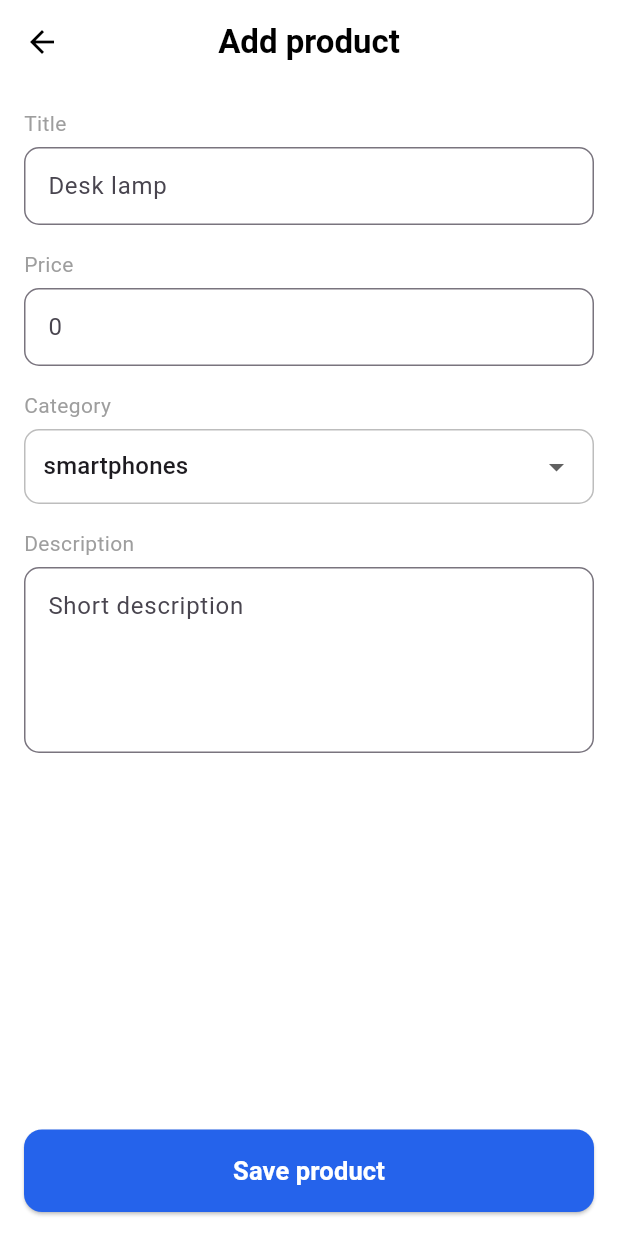
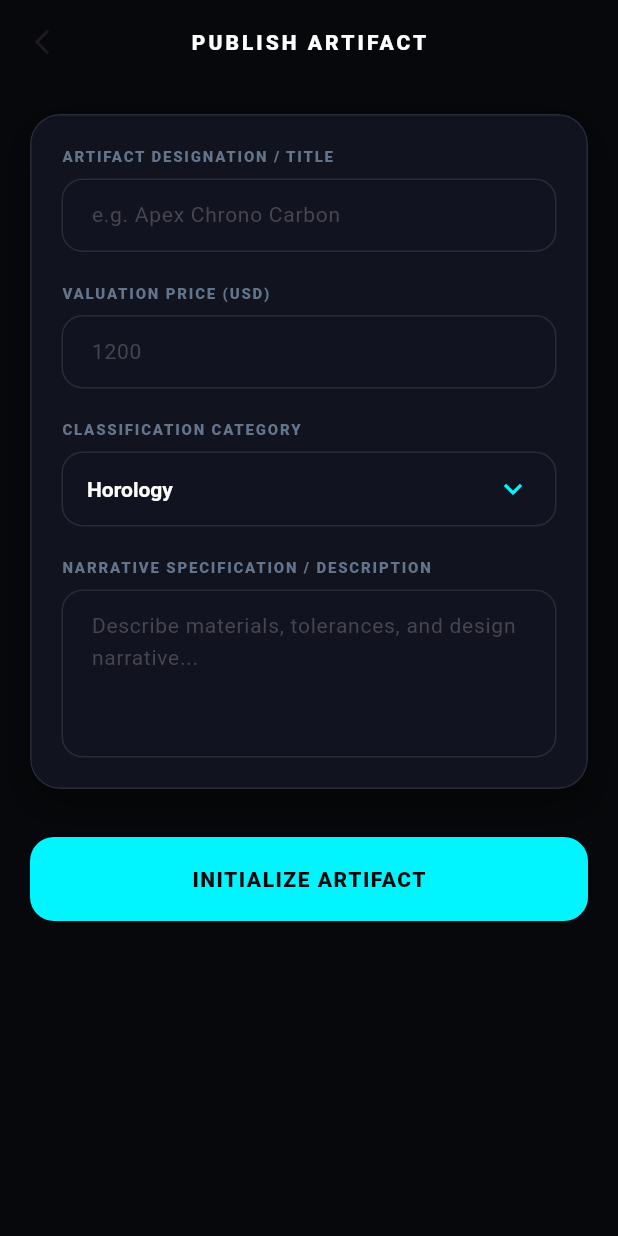
Before and after one commit to Merdikai/Mini-Market, a Flutter app: the AddProductScreen screen opened directly, on a phone screen of 412 x 824 dp. Run offline on Flutter 3.47's test engine with Material 3 defaults, Android fonts, the phone set to English and light mode, and no system bars.

Commit message:
feat(screens): modernize AddProductScreen with obsidian glass inputs and category selector

```diff
--- a/lib/screens/add_product_screen.dart
+++ b/lib/screens/add_product_screen.dart
@@ -2,6 +2,8 @@ import 'package:flutter/material.dart';
 import 'package:provider/provider.dart';
 import '../models/product.dart';
 import '../providers/store_provider.dart';
+import '../theme/app_colors.dart';
+import '../widgets/glass_container.dart';
 
 class AddProductScreen extends StatefulWidget {
   final Product? existingProduct;
@@ -15,15 +17,14 @@ class _AddProductScreenState extends State<AddProductScreen> {
   final _titleCtrl = TextEditingController();
   final _priceCtrl = TextEditingController();
   final _descCtrl = TextEditingController();
-  String _category = 'smartphones';
+  String _category = 'Horology';
 
   final categories = [
-    'smartphones',
-    'audio',
-    'clothing',
-    'computers',
-    'photography',
-    'accessories',
+    'Horology',
+    'Cyber Apparel',
+    'Audio',
+    'Futuristic EDC',
+    'Hardware',
   ];
 
   @override
@@ -31,10 +32,18 @@ class _AddProductScreenState extends State<AddProductScreen> {
     super.initState();
     if (widget.existingProduct != null) {
       _titleCtrl.text = widget.existingProduct!.title;
-      _priceCtrl.text = widget.existingProduct!.price.toString();
+      _priceCtrl.text = widget.existingProduct!.price.toStringAsFixed(0);
       _descCtrl.text = widget.existingProduct!.description;
       _category = widget.existingProduct!.category;
     }
+  }
+
+  @override
+  void dispose() {
+    _titleCtrl.dispose();
+    _priceCtrl.dispose();
+    _descCtrl.dispose();
+    super.dispose();
   }
 
   @override
@@ -42,69 +51,87 @@ class _AddProductScreenState extends State<AddProductScreen> {
     final isEdit = widget.existingProduct != null;
 
     return Scaffold(
-      backgroundColor: Colors.white,
+      backgroundColor: AppColors.obsidian,
       appBar: AppBar(
-        backgroundColor: Colors.white,
+        backgroundColor: Colors.transparent,
         elevation: 0,
         leading: IconButton(
-          icon: const Icon(Icons.arrow_back, color: Colors.black),
+          icon: const Icon(Icons.arrow_back_ios_new, size: 20),
           onPressed: () => Navigator.pop(context),
         ),
         centerTitle: true,
         title: Text(
-          isEdit ? 'Edit product' : 'Add product',
+          isEdit ? 'REFINE ARTIFACT' : 'PUBLISH ARTIFACT',
           style: const TextStyle(
-              color: Colors.black, fontWeight: FontWeight.bold),
+            color: Colors.white,
+            fontSize: 14,
+            fontWeight: FontWeight.w900,
+            letterSpacing: 2.0,
           ),
         ),
-      body: Padding(
-        padding: const EdgeInsets.all(16),
+      ),
+      body: SingleChildScrollView(
+        physics: const BouncingScrollPhysics(),
+        padding: const EdgeInsets.all(20),
         child: Column(
+          crossAxisAlignment: CrossAxisAlignment.start,
           children: [
-            _fieldLabel('Title'),
-            _textField(_titleCtrl, 'Desk lamp'),
-            const SizedBox(height: 16),
-            _fieldLabel('Price'),
-            _textField(_priceCtrl, '0',
-                keyboardType: TextInputType.number),
-            const SizedBox(height: 16),
-            _fieldLabel('Category'),
+            GlassContainer(
+              padding: const EdgeInsets.all(20),
+              borderRadius: 20,
+              backgroundColor: AppColors.surfaceElevated.withValues(alpha: 0.7),
+              child: Column(
+                crossAxisAlignment: CrossAxisAlignment.start,
+                children: [
+                  _fieldLabel('ARTIFACT DESIGNATION / TITLE'),
+                  _textField(_titleCtrl, 'e.g. Apex Chrono Carbon'),
+                  const SizedBox(height: 20),
+                  _fieldLabel('VALUATION PRICE (USD)'),
+                  _textField(_priceCtrl, '1200', keyboardType: TextInputType.number),
+                  const SizedBox(height: 20),
+                  _fieldLabel('CLASSIFICATION CATEGORY'),
                   Container(
-              padding: const EdgeInsets.symmetric(horizontal: 12),
+                    padding: const EdgeInsets.symmetric(horizontal: 16),
                     decoration: BoxDecoration(
-                border: Border.all(color: Colors.grey.shade400),
-                borderRadius: BorderRadius.circular(10),
+                      color: AppColors.surfaceDark,
+                      border: Border.all(color: AppColors.glassBorder),
+                      borderRadius: BorderRadius.circular(14),
                     ),
                     child: DropdownButtonHideUnderline(
                       child: DropdownButton<String>(
-                  value: _category,
+                        value: categories.contains(_category) ? _category : categories.first,
                         isExpanded: true,
+                        dropdownColor: AppColors.surfaceDark,
+                        icon: const Icon(Icons.keyboard_arrow_down, color: AppColors.neonCyan),
+                        style: const TextStyle(color: Colors.white, fontSize: 14, fontWeight: FontWeight.w600),
                         items: categories
-                      .map((c) =>
-                          DropdownMenuItem(value: c, child: Text(c)))
+                            .map((c) => DropdownMenuItem(value: c, child: Text(c)))
                             .toList(),
                         onChanged: (v) => setState(() => _category = v!),
                       ),
                     ),
                   ),
-            const SizedBox(height: 16),
-            _fieldLabel('Description'),
-            _textField(_descCtrl, 'Short description', maxLines: 4),
-            const Spacer(),
+                  const SizedBox(height: 20),
+                  _fieldLabel('NARRATIVE SPECIFICATION / DESCRIPTION'),
+                  _textField(_descCtrl, 'Describe materials, tolerances, and design narrative...', maxLines: 4),
+                ],
+              ),
+            ),
+            const SizedBox(height: 32),
             SizedBox(
               width: double.infinity,
-              height: 55,
+              height: 56,
               child: ElevatedButton(
                 style: ElevatedButton.styleFrom(
-                  backgroundColor: const Color(0xFF2563EB),
+                  backgroundColor: AppColors.neonCyan,
+                  foregroundColor: AppColors.obsidian,
                   shape: RoundedRectangleBorder(
-                    borderRadius: BorderRadius.circular(12),
+                    borderRadius: BorderRadius.circular(16),
                   ),
                 ),
                 onPressed: () {
                   final store = context.read<StoreProvider>();
-                  final price =
-                      double.tryParse(_priceCtrl.text.trim()) ?? 0;
+                  final price = double.tryParse(_priceCtrl.text.trim()) ?? 0;
                   final title = _titleCtrl.text.trim();
                   if (title.isEmpty) return;
 
@@ -121,19 +148,19 @@ class _AddProductScreenState extends State<AddProductScreen> {
                       title: title,
                       price: price,
                       category: _category,
-                      description: _descCtrl.text.trim(),
-                      icon: Icons.widgets,
-                      color: const Color(0xFFE5DAF5),
+                      description: _descCtrl.text.trim().isEmpty
+                          ? 'Engineered precision craftsmanship.'
+                          : _descCtrl.text.trim(),
+                      icon: Icons.auto_awesome,
+                      color: AppColors.neonCyan,
+                      badge: 'NEW ARRIVAL',
                     ));
                   }
                   Navigator.pop(context);
                 },
                 child: Text(
-                  isEdit ? 'Save changes' : 'Save product',
-                  style: const TextStyle(
-                      fontSize: 17,
-                      color: Colors.white,
-                      fontWeight: FontWeight.bold),
+                  isEdit ? 'SAVE SPECIFICATIONS' : 'INITIALIZE ARTIFACT',
+                  style: const TextStyle(fontSize: 14, fontWeight: FontWeight.w900, letterSpacing: 1.0),
                 ),
               ),
             ),
@@ -144,11 +171,15 @@ class _AddProductScreenState extends State<AddProductScreen> {
   }
 
   Widget _fieldLabel(String text) => Padding(
-        padding: const EdgeInsets.only(bottom: 6),
-        child: Align(
-          alignment: Alignment.centerLeft,
-          child: Text(text,
-              style: const TextStyle(color: Colors.grey, fontSize: 14)),
+        padding: const EdgeInsets.only(bottom: 8),
+        child: Text(
+          text,
+          style: const TextStyle(
+            color: AppColors.textMuted,
+            fontSize: 10,
+            fontWeight: FontWeight.w800,
+            letterSpacing: 1.2,
+          ),
         ),
       );
 
@@ -158,13 +189,24 @@ class _AddProductScreenState extends State<AddProductScreen> {
       controller: ctrl,
       maxLines: maxLines,
       keyboardType: keyboardType,
+      style: const TextStyle(color: Colors.white, fontSize: 14),
       decoration: InputDecoration(
         hintText: hint,
+        filled: true,
+        fillColor: AppColors.surfaceDark,
         border: OutlineInputBorder(
-          borderRadius: BorderRadius.circular(10),
+          borderRadius: BorderRadius.circular(14),
+          borderSide: const BorderSide(color: AppColors.glassBorder),
         ),
-        contentPadding:
-            const EdgeInsets.symmetric(horizontal: 12, vertical: 14),
+        enabledBorder: OutlineInputBorder(
+          borderRadius: BorderRadius.circular(14),
+          borderSide: const BorderSide(color: AppColors.glassBorder),
+        ),
+        focusedBorder: OutlineInputBorder(
+          borderRadius: BorderRadius.circular(14),
+          borderSide: const BorderSide(color: AppColors.neonCyan, width: 1.5),
+        ),
+        contentPadding: const EdgeInsets.symmetric(horizontal: 16, vertical: 14),
       ),
     );
   }
```
Lines whose indentation alone changed are shown as unchanged.
